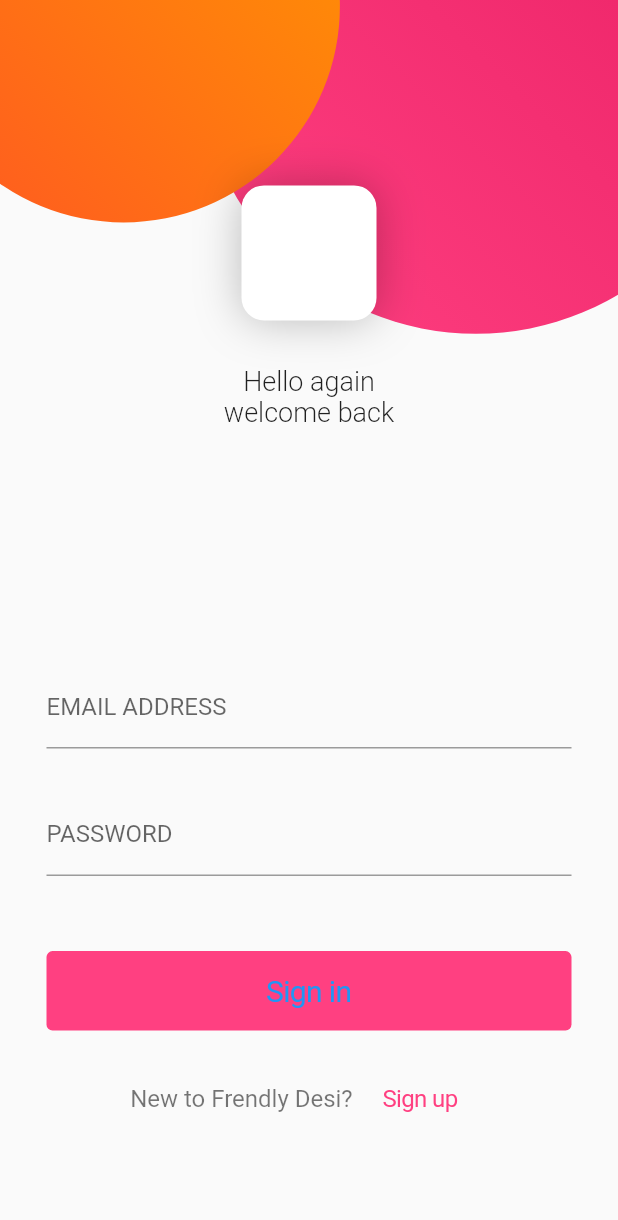
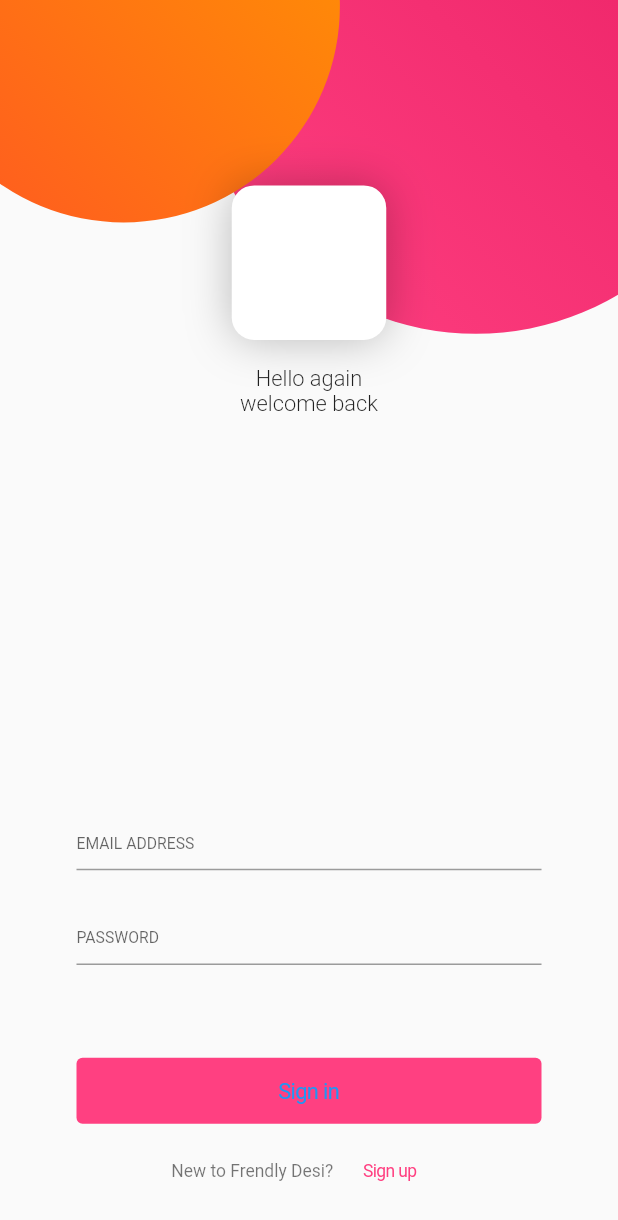
Before and after one commit to christianmagdiel/FlutterChat, a Flutter app: the screen it shows after launch, on a phone screen of 412 x 824 dp. Shown: the top 1220 px of the screen. Run offline on Flutter 3.47's test engine with Material 2 defaults, Android fonts, the phone set to English and light mode, and no system bars; our stand-ins replace flutter_secure_storage.

Commit message:
Clase para hacer responsivo el diseño

```diff
--- a/secret_chat/lib/pages/login.dart
+++ b/secret_chat/lib/pages/login.dart
@@ -2,6 +2,7 @@ import 'package:flutter/material.dart';
 import 'package:flutter/cupertino.dart';
 import 'package:flutter/services.dart';
 import 'package:secret_chat/api/auth_api.dart';
+import 'package:secret_chat/utils/responsive.dart';
 import 'package:secret_chat/widgets/circle.dart';
 import 'package:secret_chat/widgets/input_text.dart';
 
@@ -46,7 +47,7 @@ class _LoginPageState extends State<LoginPage> {
   @override
   Widget build(BuildContext context) {
     final size = MediaQuery.of(context).size;
-
+    final responsive = Responsive(context);
     return Scaffold(
         body: GestureDetector(
       onTap: () {
@@ -84,8 +85,8 @@ class _LoginPageState extends State<LoginPage> {
                       Column(
                         children: <Widget>[
                           Container(
-                            width: 90,
-                            height: 90,
+                            width: responsive.wp(25),
+                            height: responsive.wp(25),
                             margin: EdgeInsets.only(top: size.width * 0.3),
                             decoration: BoxDecoration(
                                 color: Colors.white,
@@ -95,12 +96,13 @@ class _LoginPageState extends State<LoginPage> {
                                       color: Colors.black26, blurRadius: 25),
                                 ]),
                           ),
-                          SizedBox(height: 30),
+                          SizedBox(height: responsive.hp(4)),
                           Text(
                             'Hello again \nwelcome back',
                             textAlign: TextAlign.center,
                             style: TextStyle(
-                                fontSize: 18, fontWeight: FontWeight.w300),
+                                fontSize: responsive.ip(2.5),
+                                fontWeight: FontWeight.w300),
                           )
                         ],
                       ),
@@ -108,8 +110,8 @@ class _LoginPageState extends State<LoginPage> {
                         children: <Widget>[
                           ConstrainedBox(
                               constraints: BoxConstraints(
-                                maxWidth: 350,
-                                minWidth: 350,
+                                maxWidth: 310,
+                                minWidth: 310,
                               ),
                               child: Form(
                                 key: _formKey,
@@ -125,8 +127,8 @@ class _LoginPageState extends State<LoginPage> {
                                           return "Invalid Email";
                                         },
                                         inputType: TextInputType.emailAddress,
-                                    ),
-                                    SizedBox(height: 30),
+                                        fontSize: responsive.ip(1.8)),
+                                    SizedBox(height: responsive.hp(3)),
                                     InputText(
                                         label: "PASSWORD",
                                         validator: (String text) {
@@ -138,43 +140,46 @@ class _LoginPageState extends State<LoginPage> {
                                           return "Invalid Password";
                                         },
                                         isSecure: true,
-                                    ),
+                                        fontSize: responsive.ip(1.8)),
                                   ],
                                 ),
                               )),
-                          SizedBox(height: 50),
+                          SizedBox(height: responsive.hp(15)),
                           ConstrainedBox(
                             constraints: BoxConstraints(
-                              maxWidth: 350,
-                              minWidth: 350,
+                              maxWidth: 310,
+                              minWidth: 310,
                             ),
                             child: CupertinoButton(
-                              padding: EdgeInsets.symmetric(vertical: 15),
+                              padding: EdgeInsets.symmetric(
+                                  vertical: responsive.ip(2)),
                               color: Colors.pinkAccent,
                               borderRadius: BorderRadius.circular(4),
                               onPressed: () => _submit(),
                               child: Text('Sign in',
-                                  style: TextStyle(fontSize: 20)),
+                                  style:
+                                      TextStyle(fontSize: responsive.ip(2.5))),
                             ),
                           ),
-                          SizedBox(height: 20),
+                          SizedBox(height: responsive.hp(2)),
                           Row(
                             mainAxisAlignment: MainAxisAlignment.center,
                             children: <Widget>[
                               Text('New to Frendly Desi?',
                                   style: TextStyle(
-                                      fontSize: 16, color: Colors.black54)),
+                                      fontSize: responsive.ip(2),
+                                      color: Colors.black54)),
                               CupertinoButton(
                                 onPressed: () =>
                                     Navigator.pushNamed(context, "signup"),
                                 child: Text('Sign up',
                                     style: TextStyle(
-                                        fontSize: 16,
+                                        fontSize: responsive.ip(2),
                                         color: Colors.pinkAccent)),
                               )
                             ],
                           ),
-                          SizedBox(height: size.height * 0.08)
+                          SizedBox(height: responsive.hp(5))
                         ],
                       )
                     ],
--- /dev/null
+++ b/secret_chat/lib/utils/responsive.dart
@@ -0,0 +1,30 @@
+import 'dart:math' as math;
+
+import 'package:flutter/cupertino.dart';
+
+class Responsive {
+
+  double width, height, inch;
+
+  Responsive(BuildContext context){
+    final size = MediaQuery.of(context).size;
+
+    width = size.width;
+    height = size.width;
+
+    //c2 = a2 + b2 => c= sqrt(a2+b2)
+    inch = math.sqrt(math.pow(width, 2) + math.pow(height, 2));
+  }
+
+  double wp(double percent){
+    return width * percent / 100;
+  }
+
+   double hp(double percent){
+    return height * percent / 100;
+  }
+
+   double ip(double percent){
+    return inch * percent / 100;
+  }
+}
--- a/secret_chat/lib/widgets/input_text.dart
+++ b/secret_chat/lib/widgets/input_text.dart
@@ -5,13 +5,15 @@ class InputText extends StatefulWidget {
   final Function(String) validator;
   final bool isSecure;
   final TextInputType inputType;
+  final double fontSize;
 
   const InputText(
       {Key key,
       @required this.label,
       this.validator,
       this.isSecure = false,
-      this.inputType = TextInputType.text})
+      this.inputType = TextInputType.text,
+      this.fontSize = 17})
       : super(key: key);
 
   @override
@@ -28,6 +30,8 @@ class _InputTextState extends State<InputText> {
       obscureText: widget.isSecure,
       decoration: InputDecoration(
           labelText: widget.label,
+          labelStyle: TextStyle(fontSize: widget.fontSize),
+          alignLabelWithHint:true ,
           contentPadding: EdgeInsets.symmetric(vertical: 10)),
     ));
   }
```
Also changed, not shown: secret_chat/lib/pages/sign_up.dart (+21 -17 lines). Lines whose indentation alone changed are shown as unchanged.
